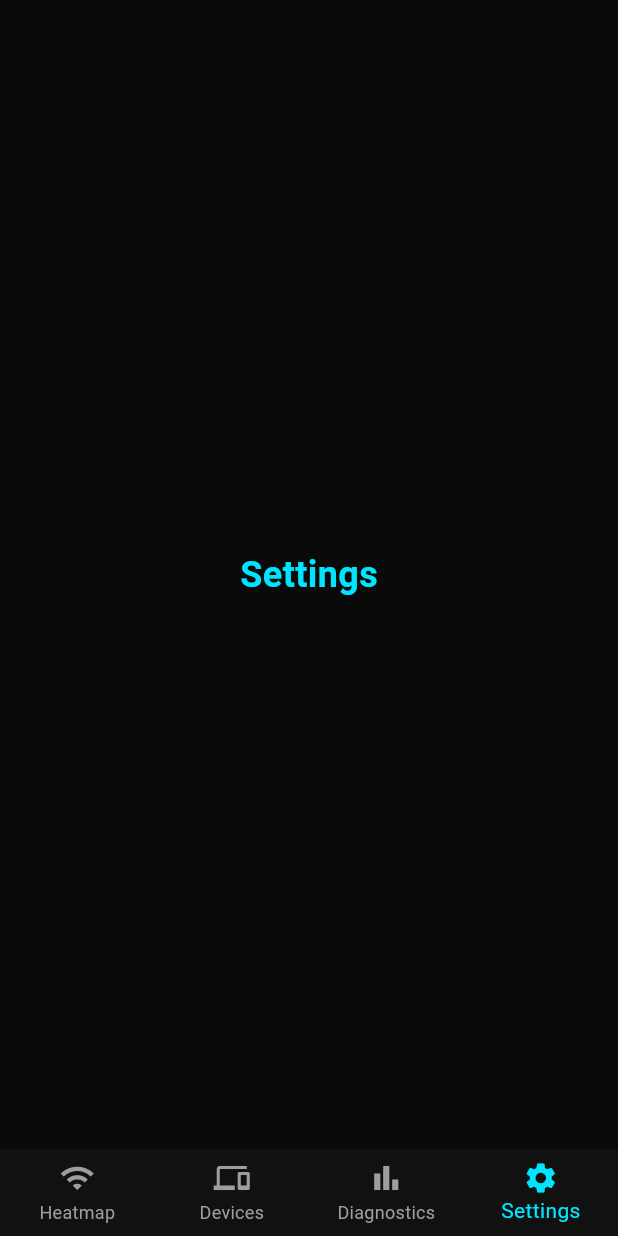
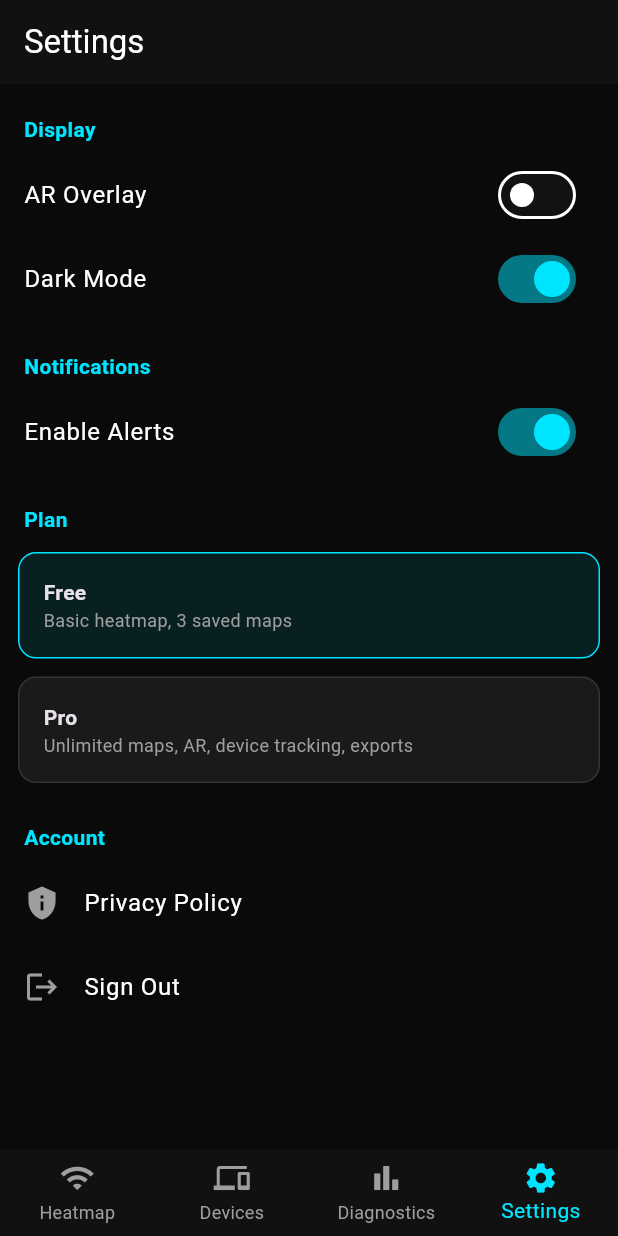
Before and after one commit to darlingtonerzuah/Wave_map, a Flutter app: the screen it shows after launch, item 4 of the bottom bar chosen, on a phone screen of 412 x 824 dp. Run offline on Flutter 3.47's test engine with Material 3 defaults, Android fonts, the phone set to English and light mode, and no system bars.

Commit message:
feat: settings screen with toggles and plan selection

```diff
--- a/lib/main.dart
+++ b/lib/main.dart
@@ -2,6 +2,7 @@ import 'screens/device_screen.dart';
 import 'screens/heatmap_screen.dart';
 import 'package:flutter/material.dart';
 import 'screens/diagnostics_screen.dart';
+import 'screens/settings_screen.dart';
 void main() {
   runApp(const WifiARApp());
 }
@@ -40,7 +41,7 @@ class _MainShellState extends State<MainShell> {
     HeatmapScreen(),
     DevicesScreen(),
     DiagnosticsScreen(),
-    PlaceholderScreen(label: 'Settings'),
+    SettingsScreen(),
   ];
 
   @override
--- /dev/null
+++ b/lib/screens/settings_screen.dart
@@ -0,0 +1,90 @@
+import 'package:flutter/material.dart';
+
+class SettingsScreen extends StatefulWidget {
+  const SettingsScreen({super.key});
+
+  @override
+  State<SettingsScreen> createState() => _SettingsScreenState();
+}
+
+class _SettingsScreenState extends State<SettingsScreen> {
+  bool _arOverlay = false;
+  bool _notifications = true;
+  bool _darkMode = true;
+  String _selectedPlan = 'Free';
+
+  @override
+  Widget build(BuildContext context) {
+    return Scaffold(
+      appBar: AppBar(
+        title: const Text('Settings'),
+        backgroundColor: const Color(0xFF111111),
+      ),
+      body: ListView(
+        children: [
+          _sectionTitle('Display'),
+          _toggle('AR Overlay', _arOverlay, (val) => setState(() => _arOverlay = val)),
+          _toggle('Dark Mode', _darkMode, (val) => setState(() => _darkMode = val)),
+          _sectionTitle('Notifications'),
+          _toggle('Enable Alerts', _notifications, (val) => setState(() => _notifications = val)),
+          _sectionTitle('Plan'),
+          _planTile('Free', 'Basic heatmap, 3 saved maps'),
+          _planTile('Pro', 'Unlimited maps, AR, device tracking, exports'),
+          _sectionTitle('Account'),
+          _actionTile('Privacy Policy', Icons.privacy_tip),
+          _actionTile('Sign Out', Icons.logout),
+        ],
+      ),
+    );
+  }
+
+  Widget _sectionTitle(String title) {
+    return Padding(
+      padding: const EdgeInsets.fromLTRB(16, 20, 16, 6),
+      child: Text(title,
+          style: const TextStyle(color: Color(0xFF00E5FF), fontWeight: FontWeight.bold)),
+    );
+  }
+
+  Widget _toggle(String label, bool value, Function(bool) onChanged) {
+    return SwitchListTile(
+      title: Text(label),
+      value: value,
+      onChanged: onChanged,
+      activeColor: const Color(0xFF00E5FF),
+    );
+  }
+
+  Widget _planTile(String plan, String description) {
+    final isSelected = _selectedPlan == plan;
+    return GestureDetector(
+      onTap: () => setState(() => _selectedPlan = plan),
+      child: Container(
+        margin: const EdgeInsets.symmetric(horizontal: 12, vertical: 6),
+        padding: const EdgeInsets.all(16),
+        decoration: BoxDecoration(
+          color: isSelected ? const Color(0xFF00E5FF).withOpacity(0.1) : const Color(0xFF1A1A1A),
+          borderRadius: BorderRadius.circular(12),
+          border: Border.all(
+            color: isSelected ? const Color(0xFF00E5FF) : Colors.grey.withOpacity(0.2),
+          ),
+        ),
+        child: Column(
+          crossAxisAlignment: CrossAxisAlignment.start,
+          children: [
+            Text(plan, style: const TextStyle(fontWeight: FontWeight.bold)),
+            Text(description, style: const TextStyle(color: Colors.grey, fontSize: 12)),
+          ],
+        ),
+      ),
+    );
+  }
+
+  Widget _actionTile(String label, IconData icon) {
+    return ListTile(
+      leading: Icon(icon, color: Colors.grey),
+      title: Text(label),
+      onTap: () {},
+    );
+  }
+}
```
